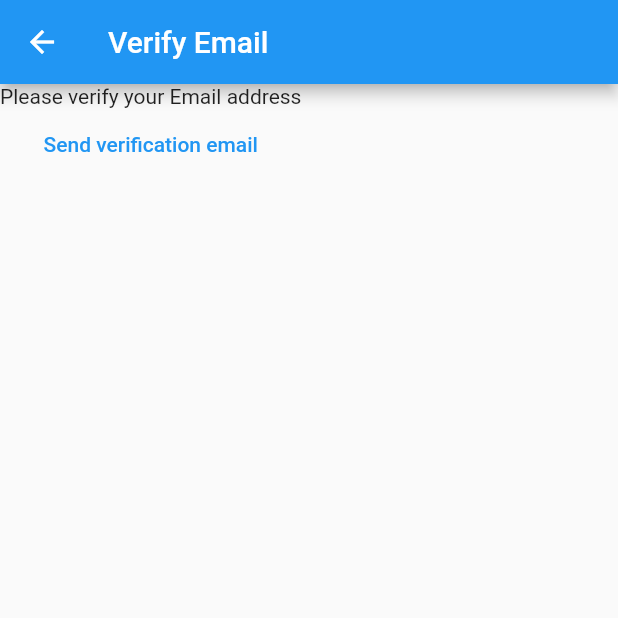
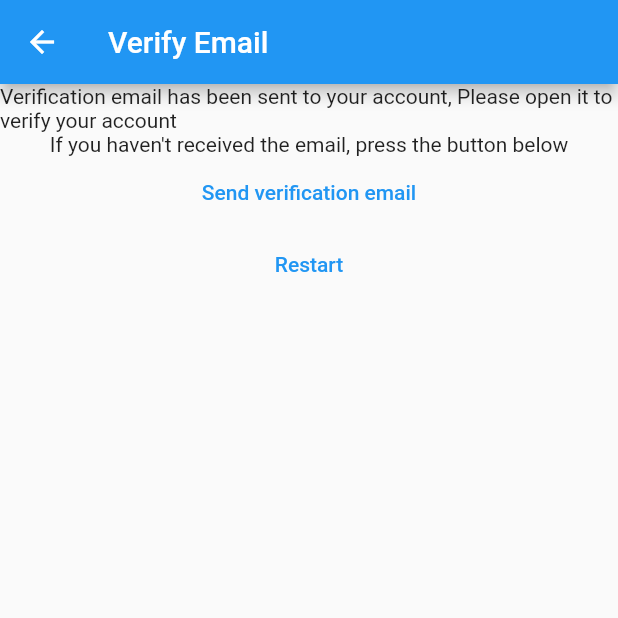
Before and after one commit to qbobaid/NotesApp, a Flutter app: the VerifyEmailView screen opened directly, on a phone screen of 412 x 824 dp, the top half of it. Run offline on Flutter 3.47's test engine with Material 2 defaults, Android fonts, the phone set to English and light mode, and no system bars; our stand-ins replace firebase_auth, firebase_core; accounts and stored records are empty.

Commit message:
verification process completed, missing routes added and navigation implemented

```diff
--- a/lib/constants/routes.dart
+++ b/lib/constants/routes.dart
@@ -1,3 +1,4 @@
 const loginRoute = '/login/';
 const registerRoute = '/register/';
 const notesRoute = '/notes/';
+const verifyEmailRoute = '/verify-email/';
--- a/lib/main.dart
+++ b/lib/main.dart
@@ -19,6 +19,7 @@ void main() {
       registerRoute: (context) => const RegisterView(),
       loginRoute: (context) => const LoginView(),
       notesRoute: (context) => const NotesView(),
+      verifyEmailRoute: (context) => const VerifyEmailView(),
     },
   ));
 }
--- a/lib/views/register_view.dart
+++ b/lib/views/register_view.dart
@@ -59,6 +59,7 @@ class _RegisterViewState extends State<RegisterView> {
                 await FirebaseAuth.instance
                     .createUserWithEmailAndPassword(
                         email: email, password: password);
+                Navigator.of(context).pushNamedAndRemoveUntil(verifyEmailRoute, (route) => false);
               } on FirebaseAuthException catch (e) {
                 if (e.code == "weak-password") {
                   await showErrorDialog(
--- a/lib/views/verify_email_view.dart
+++ b/lib/views/verify_email_view.dart
@@ -1,5 +1,6 @@
 import 'package:firebase_auth/firebase_auth.dart';
 import 'package:flutter/material.dart';
+import 'package:notes_app/constants/routes.dart';
 
 class VerifyEmailView extends StatefulWidget {
   const VerifyEmailView({Key? key}) : super(key: key);
@@ -17,13 +18,22 @@ class _VerifyEmailViewState extends State<VerifyEmailView> {
       ),
       body: Column(
         children: [
-          const Text("Please verify your Email address"),
+          const Text("Verification email has been sent to your account, Please open it to verify your account"),
+          const Text("If you haven't received the email, press the button below"),
           TextButton(
               onPressed: () async {
                 final user = FirebaseAuth.instance.currentUser;
                 await user?.sendEmailVerification();
               },
-              child: const Text("Send verification email"))
+              child: const Text("Send verification email")
+          ),
+          TextButton(
+              onPressed: () async {
+                await FirebaseAuth.instance.signOut();
+                Navigator.of(context).pushNamedAndRemoveUntil(registerRoute, (route) => false);
+              },
+              child: const Text("Restart")
+          ),
         ],
       ),
     );
```
Also changed, not shown: lib/views/login_view.dart (+13 -5 lines).
